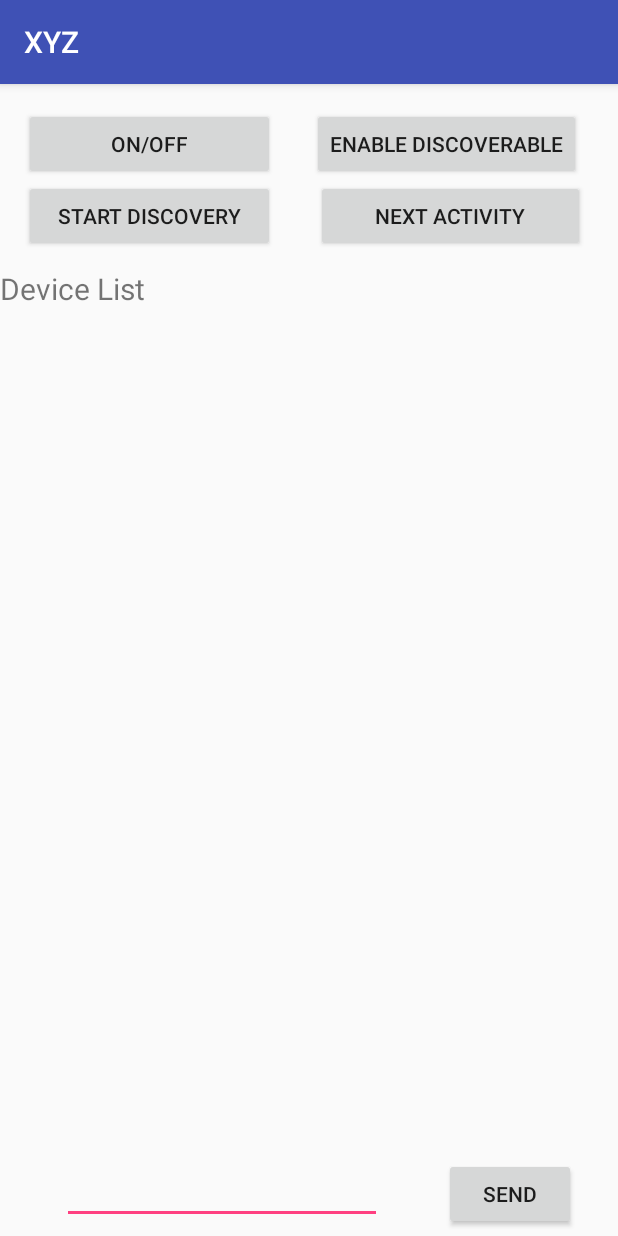
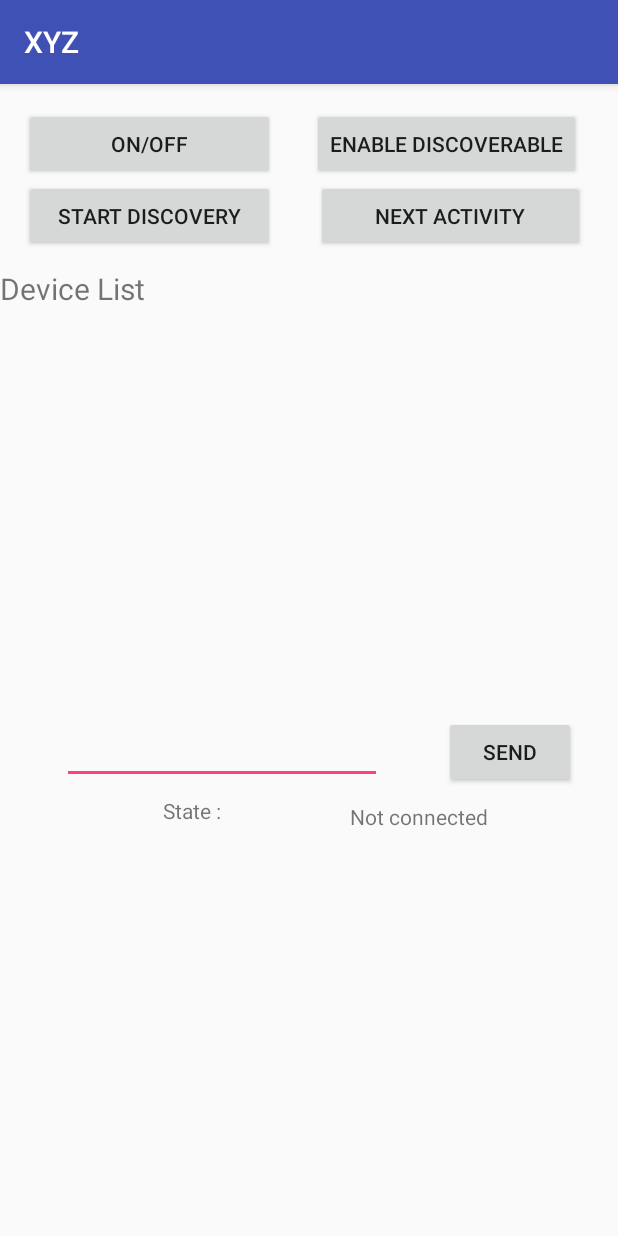
Before and after one commit to ProjetSN2018/ApplicationsAndroid, an Android app: the screen it shows after launch (MainActivity), on a phone screen of 412 x 824 dp. Run offline under Robolectric (Android 15) with nearby library versions, the phone set to English and light mode, and no system bars.

Commit message:
[ADD] String ressources

```diff
--- a/XYZ/app/src/main/java/com/project/xyz/MainActivity.java
+++ b/XYZ/app/src/main/java/com/project/xyz/MainActivity.java
@@ -43,8 +43,9 @@ public class MainActivity extends AppCompatActivity implements AdapterView.OnIte
     BluetoothDevice mBTDevice;
     ListView lvNewDevices;
     MainActivity mainActivity;
+    TextView tvState;
 
-    private static final UUID SECURE_UUID = UUID.fromString("2bf5a2a6-1657-49da-8371-01c2cba68832");
+    private static final UUID INSECURE_UUID = UUID.fromString("a60a008b-049b-4e67-a9ea-b52a0c9207d7");
 
     public ArrayList<String> mBTDevices = new ArrayList<>();
     public ArrayList<BluetoothDevice> mBTDevicesList = new ArrayList<>();
@@ -68,7 +69,7 @@ public class MainActivity extends AppCompatActivity implements AdapterView.OnIte
         btnSend = (Button) findViewById(R.id.btnSend);
         btnNextAct = (Button) findViewById(R.id.btnNextAct);
         etMessage = (EditText) findViewById(R.id.etMessage);
-
+        tvState = (TextView) findViewById(R.id.tvStatus);
         lvNewDevices.setOnItemClickListener(MainActivity.this);
 
         IntentFilter filter = new IntentFilter(BluetoothDevice.ACTION_BOND_STATE_CHANGED);
@@ -106,6 +107,7 @@ public class MainActivity extends AppCompatActivity implements AdapterView.OnIte
            @Override
            public void onClick(View view) {
                btnEnableDisable_Discoverable(view);
+               tvState.setText(R.string.str_tvConnected);
            }
         });
     }
@@ -118,10 +120,10 @@ public class MainActivity extends AppCompatActivity implements AdapterView.OnIte
                 final int state = intent.getIntExtra(BluetoothAdapter.EXTRA_STATE, mBluetoothAdapter.ERROR);
                 switch(state){
                     case BluetoothAdapter.STATE_OFF:
-                        Log.d(TAG, "onReceive: STATE OFF");
+                        Log.d(TAG, "mBroadcasterReceiver1: STATE OFF");
                         break;
                     case BluetoothAdapter.STATE_TURNING_OFF:
-                        Log.d(TAG, "onReceive: STATE TURNING OFF");
+                        Log.d(TAG, "mBroadcasterReceiver1: STATE TURNING OFF");
                         Toast.makeText(getApplicationContext(), "Bluetooth has been disabled.", Toast.LENGTH_SHORT).show();
                         mBTDevices.clear();
                         mBTDevicesList.clear();
@@ -129,10 +131,10 @@ public class MainActivity extends AppCompatActivity implements AdapterView.OnIte
                         lvNewDevices.setAdapter(adapter);
                         break;
                     case BluetoothAdapter.STATE_ON:
-                        Log.d(TAG, "onReceive: STATE ON");
+                        Log.d(TAG, "mBroadcasterReceiver1: STATE ON");
                         break;
                     case BluetoothAdapter.STATE_TURNING_ON:
-                        Log.d(TAG, "onReceive: STATE TURNING ON");
+                        Log.d(TAG, "mBroadcasterReceiver1: STATE TURNING ON");
                         break;
                 }
             }
@@ -220,7 +222,7 @@ public class MainActivity extends AppCompatActivity implements AdapterView.OnIte
 
 
     public void startConnection(){
-        startBTConnection(mBTDevice,SECURE_UUID);
+        startBTConnection(mBTDevice,INSECURE_UUID);
     }
 
     public void startBTConnection(BluetoothDevice device, UUID uuid){
--- a/XYZ/app/src/main/res/layout/activity_main.xml
+++ b/XYZ/app/src/main/res/layout/activity_main.xml
@@ -59,7 +59,7 @@
     <ListView
         android:id="@+id/lvNewDevices"
         android:layout_width="match_parent"
-        android:layout_height="301dp"
+        android:layout_height="269dp"
         android:layout_below="@id/btnDiscover"
         android:layout_marginEnd="8dp"
         android:layout_marginStart="8dp"
@@ -84,23 +84,48 @@
         android:id="@+id/btnSend"
         android:layout_width="wrap_content"
         android:layout_height="wrap_content"
-        android:layout_marginBottom="4dp"
         android:layout_marginEnd="28dp"
+        android:layout_marginTop="8dp"
         android:text="@string/str_btnSend"
-        app:layout_constraintBottom_toBottomOf="parent"
-        app:layout_constraintEnd_toEndOf="parent" />
+        app:layout_constraintEnd_toEndOf="parent"
+        app:layout_constraintTop_toBottomOf="@+id/lvNewDevices" />
 
     <EditText
         android:id="@+id/etMessage"
         android:layout_width="wrap_content"
         android:layout_height="wrap_content"
-        android:layout_marginBottom="8dp"
         android:layout_marginEnd="8dp"
         android:layout_marginStart="8dp"
+        android:layout_marginTop="8dp"
         android:ems="10"
         android:inputType="textPersonName"
-        app:layout_constraintBottom_toBottomOf="parent"
         app:layout_constraintEnd_toStartOf="@+id/btnSend"
-        app:layout_constraintStart_toStartOf="parent" />
+        app:layout_constraintStart_toStartOf="parent"
+        app:layout_constraintTop_toBottomOf="@+id/lvNewDevices" />
+
+    <TextView
+        android:id="@+id/tvState"
+        android:layout_width="102dp"
+        android:layout_height="25dp"
+        android:layout_marginEnd="8dp"
+        android:layout_marginStart="8dp"
+        android:layout_marginTop="8dp"
+        android:gravity="right"
+        android:text="@string/str_tvState"
+        app:layout_constraintEnd_toStartOf="@+id/tvStatus"
+        app:layout_constraintHorizontal_bias="0.655"
+        app:layout_constraintStart_toStartOf="parent"
+        app:layout_constraintTop_toBottomOf="@+id/etMessage" />
+
+    <TextView
+        android:id="@+id/tvStatus"
+        android:layout_width="209dp"
+        android:layout_height="28dp"
+        android:layout_marginEnd="28dp"
+        android:layout_marginTop="8dp"
+        android:gravity="center"
+        android:text="@string/str_tvNotConnected"
+        app:layout_constraintEnd_toEndOf="parent"
+        app:layout_constraintTop_toBottomOf="@+id/etMessage" />
 
 </android.support.constraint.ConstraintLayout>
--- a/XYZ/app/src/main/res/values/strings.xml
+++ b/XYZ/app/src/main/res/values/strings.xml
@@ -8,4 +8,9 @@
     <string name="str_btnSend">Send</string>
     <string name="str_btnBack">Back</string>
     <string name="str_btnConnect">Connect</string>
+    <string name="str_tvNotConnected">Not connected</string>
+    <string name="str_tvConnecting">Connecting</string>
+    <string name="str_tvConnected">Connected</string>
+    <string name="str_tvState">State :</string>
+
 </resources>
```
Also changed, not shown: XYZ/app/src/main/java/com/project/xyz/BluetoothConnectionService.java (+12 -7 lines).
